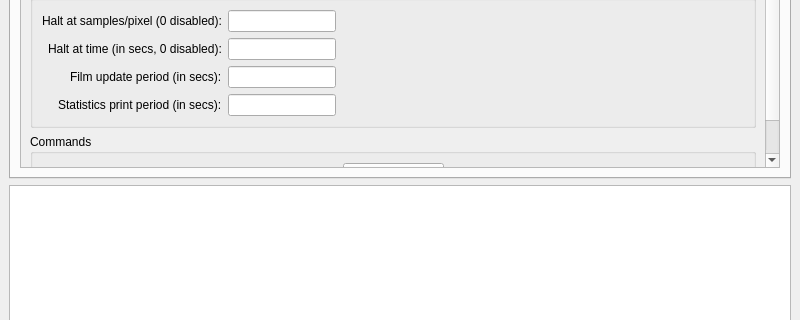
This is src/pyluxcoretools/pyluxcoretools/pyluxcorenetconsole/mainwindow.ui in LuxCoreRender/LuxCore as Qt 5 draws it before an edit; both pictures show x 0 to 800 and y 233 to 553 of the 800 by 800 pixel window. The edited form follows.
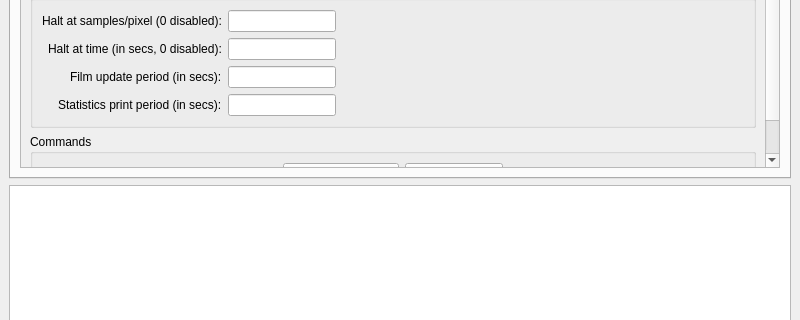
This is the edited form.

Commit message: pyluxcorenetconsoleui has now 2 buttons to force film downloads and film merge

```diff
--- a/src/pyluxcoretools/pyluxcoretools/pyluxcorenetconsole/mainwindow.ui
+++ b/src/pyluxcoretools/pyluxcoretools/pyluxcorenetconsole/mainwindow.ui
@@ -34,9 +34,9 @@
            <property name="geometry">
             <rect>
              <x>0</x>
-             <y>-54</y>
-             <width>742</width>
-             <height>412</height>
+             <y>0</y>
+             <width>758</width>
+             <height>407</height>
             </rect>
            </property>
            <layout class="QVBoxLayout" name="verticalLayout_3">
@@ -232,27 +232,27 @@
                <string>Commands</string>
               </property>
               <layout class="QGridLayout" name="gridLayout_2">
-               <item row="0" column="1">
-                <widget class="QPushButton" name="pushButtonforceFilmUpdate">
-                 <property name="text">
-                  <string>Force film update</string>
-                 </property>
-                </widget>
-               </item>
-               <item row="0" column="0">
-                <spacer name="horizontalSpacer">
-                 <property name="orientation">
-                  <enum>Qt::Horizontal</enum>
-                 </property>
-                 <property name="sizeHint" stdset="0">
-                  <size>
-                   <width>40</width>
-                   <height>20</height>
-                  </size>
-                 </property>
-                </spacer>
-               </item>
                <item row="0" column="2">
+                <widget class="QPushButton" name="pushButtonForceFilmMerge">
+                 <property name="text">
+                  <string>Force film merge</string>
+                 </property>
+                </widget>
+               </item>
+               <item row="0" column="0">
+                <spacer name="horizontalSpacer">
+                 <property name="orientation">
+                  <enum>Qt::Horizontal</enum>
+                 </property>
+                 <property name="sizeHint" stdset="0">
+                  <size>
+                   <width>40</width>
+                   <height>20</height>
+                  </size>
+                 </property>
+                </spacer>
+               </item>
+               <item row="0" column="4">
                 <spacer name="horizontalSpacer_2">
                  <property name="orientation">
                   <enum>Qt::Horizontal</enum>
@@ -265,6 +265,13 @@
                  </property>
                 </spacer>
                </item>
+               <item row="0" column="1">
+                <widget class="QPushButton" name="pushButtonForceFilmDownload">
+                 <property name="text">
+                  <string>Force film download</string>
+                 </property>
+                </widget>
+               </item>
               </layout>
              </widget>
             </item>
```
Left out of the diff: 49 changed lines with no effect on the pictures. The commit also changes 4 other files.
